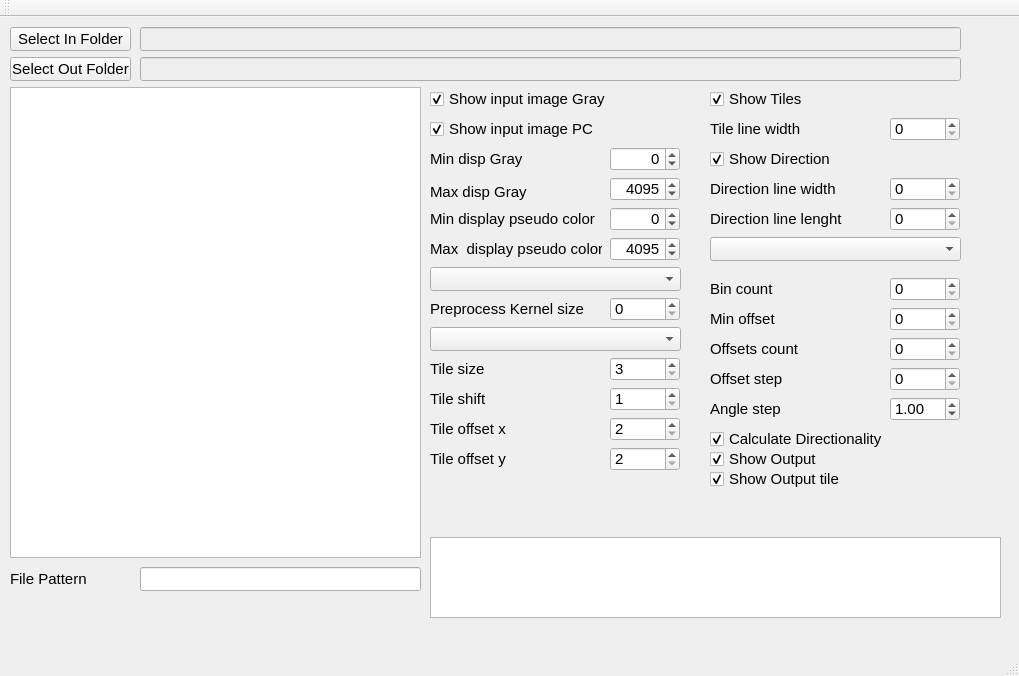
First picture: the form in mainwindow.ui, repository marcinkociolek/DirectionalityDetectionGui, before the edit.
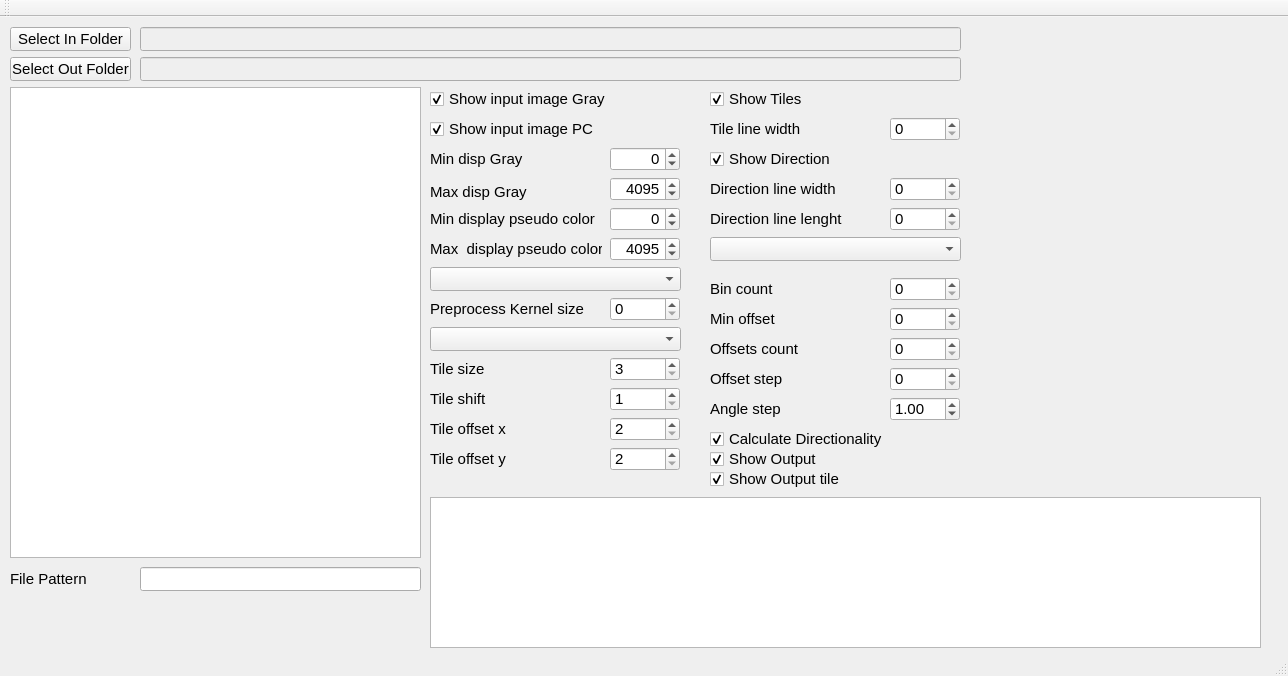
Second picture: the form after the edit.

Patch:
```diff
--- a/mainwindow.ui
+++ b/mainwindow.ui
@@ -6,7 +6,7 @@
    <rect>
     <x>0</x>
     <y>0</y>
-    <width>1019</width>
+    <width>1288</width>
     <height>676</height>
    </rect>
   </property>
@@ -916,9 +916,9 @@
     <property name="geometry">
      <rect>
       <x>430</x>
-      <y>520</y>
-      <width>571</width>
-      <height>81</height>
+      <y>480</y>
+      <width>831</width>
+      <height>151</height>
      </rect>
     </property>
    </widget>
```
Left out of the diff: 2 changed lines with no effect on the pictures.
